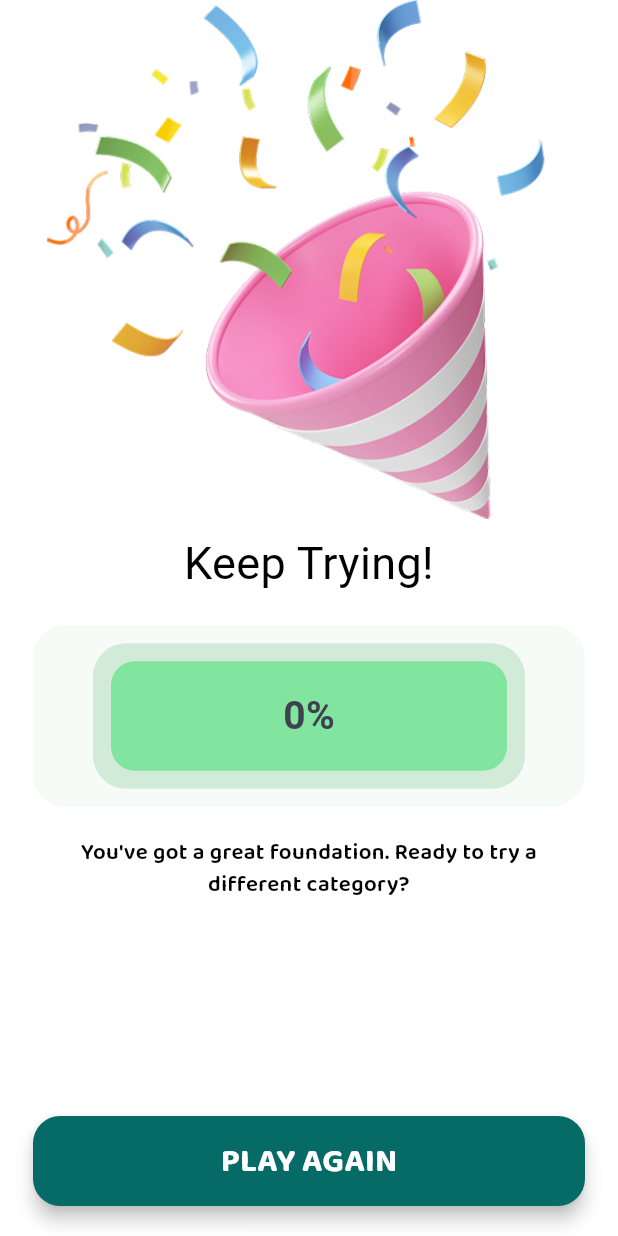
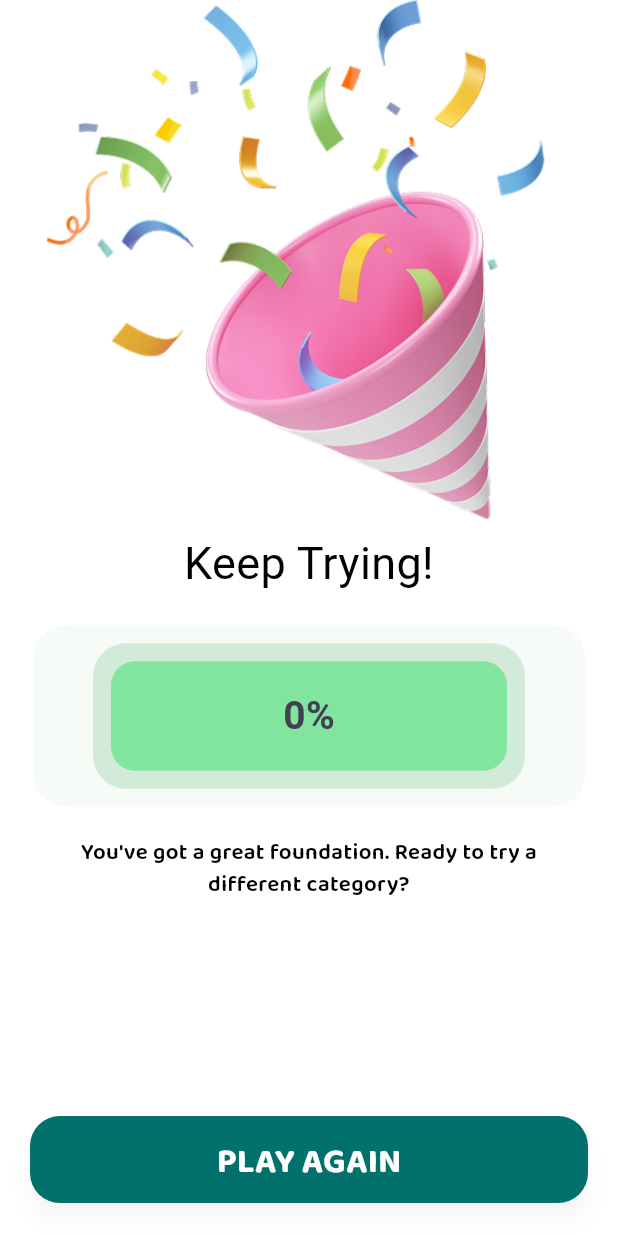
Before and after one commit to abuubaida921/quizzical, a Flutter app: the ResultsPage screen opened directly with empty values, on a phone screen of 412 x 824 dp. Run offline on Flutter 3.47's test engine with Material 3 defaults, Android fonts, the phone set to English and light mode, and no system bars; our stand-ins replace cherry_toast, dio, get, get_it, google_fonts, loading_animation_widget; Roboto replaces fonts that are missing (Aoboshi One).

Commit message:
Refactor PrimaryButtonWidget for enhanced customization; update quiz play and results pages to utilize the new widget

```diff
--- a/lib/features/quiz/presentation/pages/results_page.dart
+++ b/lib/features/quiz/presentation/pages/results_page.dart
@@ -4,6 +4,7 @@ import 'package:get/get.dart';
 import 'package:quizzical/routes/app_pages.dart';
 import '../../../../core/constants/assets.dart';
 import '../../../../core/theme/app_text_style.dart';
+import '../../../../shared/widgets/primary_button_widget.dart';
 import '../widgets/score_badge_widget.dart';
 
 class ResultsPage extends StatelessWidget {
@@ -34,7 +35,9 @@ class ResultsPage extends StatelessWidget {
     return Scaffold(
       backgroundColor: Colors.white,
       body: SafeArea(
-        child: Padding(
+        child: Column(
+          children: [
+            Padding(
               padding: const EdgeInsets.symmetric(horizontal: 22),
               child: Column(
                 crossAxisAlignment: CrossAxisAlignment.center,
@@ -72,37 +75,17 @@ class ResultsPage extends StatelessWidget {
                       ),
                     ),
                   ),
+                ],
+              ),
+            ),
 
             Spacer(),
 
-              SizedBox(
-                height: 60,
-                width: double.infinity,
-                child: ElevatedButton(
-                  onPressed: () {
-                    Get.offAllNamed(AppPages.categories);
-                  },
-                  style: ElevatedButton.styleFrom(
-                    backgroundColor: const Color(0xFF066A66),
-                    shape: RoundedRectangleBorder(
-                      borderRadius: BorderRadius.circular(18),
+            PrimaryButtonWidget(
+              title: "PLAY AGAIN",
+              onPressed: () => Get.offAllNamed(AppPages.categories),
             ),
-                    elevation: 5,
-                  ),
-                  child: Text(
-                    'PLAY AGAIN',
-                    style: AppTextStyles.button.copyWith(
-                      color: Colors.white,
-                      fontWeight: FontWeight.bold,
-                      fontSize: 22,
-                    ),
-                  ),
-                ),
-              ),
-
-              const SizedBox(height: 20),
           ],
-          ),
         ),
       ),
     );
--- a/lib/shared/widgets/primary_button_widget.dart
+++ b/lib/shared/widgets/primary_button_widget.dart
@@ -1,36 +1,53 @@
 import 'package:flutter/material.dart';
-import 'package:get/get.dart';
 import 'package:quizzical/core/theme/app_colors.dart';
 import 'package:quizzical/core/theme/app_text_style.dart';
-import 'package:quizzical/routes/app_pages.dart';
 
 class PrimaryButtonWidget extends StatelessWidget {
+  final String title;
+  final VoidCallback? onPressed;
+  final bool isEnabled;
+  final double height;
+  final EdgeInsetsGeometry padding;
+  final double radius;
+  final Color? color;
+  final Color? disabledColor;
+  final TextStyle? textStyle;
+
   const PrimaryButtonWidget({
     super.key,
+    required this.title,
+    required this.onPressed,
+    this.isEnabled = true,
+    this.height = 58,
+    this.padding = const EdgeInsets.fromLTRB(20, 12, 20, 22),
+    this.radius = 20,
+    this.color,
+    this.disabledColor,
+    this.textStyle,
   });
 
   @override
   Widget build(BuildContext context) {
     return Padding(
-      padding: const EdgeInsets.fromLTRB(20, 12, 20, 22),
+      padding: padding,
       child: SizedBox(
         width: double.infinity,
-        height: 58,
+        height: height,
         child: ElevatedButton(
-          onPressed: () {
-            Get.offAllNamed(AppPages.categories);
-          },
+          onPressed: isEnabled ? onPressed : null,
           style: ElevatedButton.styleFrom(
-            backgroundColor: AppColors.primaryBtnBgColor,
+            backgroundColor: color ?? AppColors.primaryBtnBgColor,
+            disabledBackgroundColor:
+            disabledColor ?? Colors.grey.shade400,
             shape: RoundedRectangleBorder(
-              borderRadius: BorderRadius.circular(20),
+              borderRadius: BorderRadius.circular(radius),
             ),
             elevation: 6,
             shadowColor: Colors.black.withOpacity(0.18),
           ),
           child: Text(
-            'GET STARTED',
-            style: AppTextStyles.button,
+            title,
+            style: textStyle ?? AppTextStyles.button,
           ),
         ),
       ),
```
Also changed, not shown: lib/features/quiz/presentation/pages/quiz_play_page.dart (+9 -27 lines), lib/features/splash/presentation/pages/welcome_page.dart (+6 -1 lines). Lines whose indentation alone changed are shown as unchanged.
